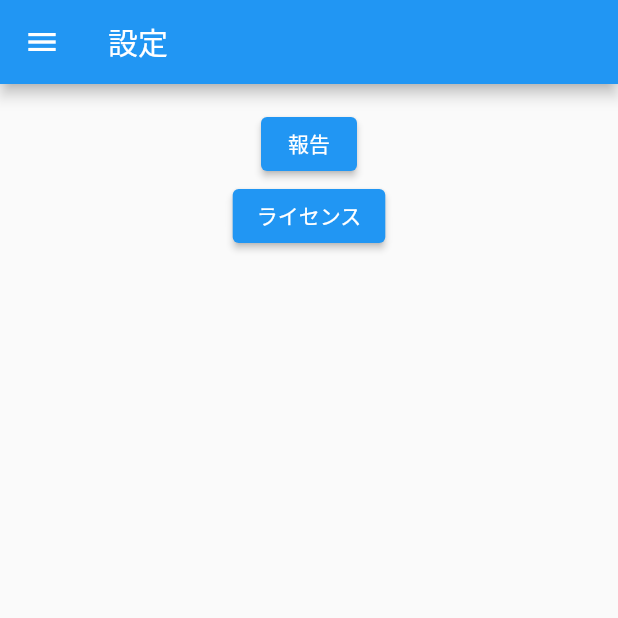
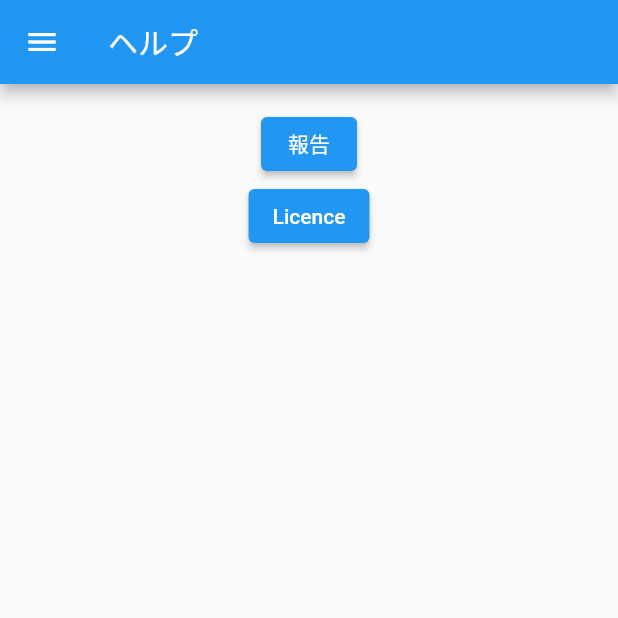
Before and after one commit to fa0311/vrc_manager, a Flutter app: the VRChatMobileHelp screen opened directly, on a phone screen of 412 x 824 dp, the top half of it. Run offline on Flutter 3.47's test engine with Material 2 defaults, Android fonts, the phone set to English and light mode, and no system bars; our stand-ins replace flutter_secure_storage, package_info_plus; accounts and stored records are empty.

Commit message:
add プライベートワールド

```diff
--- a/lib/scenes/help.dart
+++ b/lib/scenes/help.dart
@@ -15,7 +15,7 @@ class _HelpPageState extends State<VRChatMobileHelp> {
   Widget build(BuildContext context) {
     return Scaffold(
       appBar: AppBar(
-        title: const Text('設定'),
+        title: const Text('ヘルプ'),
       ),
       drawer: drawr(context),
       body: Padding(
@@ -37,7 +37,7 @@ class _HelpPageState extends State<VRChatMobileHelp> {
                 },
               ),
               ElevatedButton(
-                child: const Text('ライセンス'),
+                child: const Text('Licence'),
                 onPressed: () {
                   Navigator.pushAndRemoveUntil(
                       context,
--- a/lib/widgets/users.dart
+++ b/lib/widgets/users.dart
@@ -59,6 +59,7 @@ class Users {
                 Text(user["statusDescription"], style: const TextStyle(fontSize: 14)),
                 if (!["", "private", "offline"].contains(user["location"]) && locationMap.containsKey(user["location"].split(":")[0]))
                   Text(locationMap[user["location"].split(":")[0]]["name"], style: const TextStyle(fontSize: 14)),
+                if (user["location"] == "private") const Text("プライベートワールド", style: TextStyle(fontSize: 14)),
               ])),
             ],
           )));
```
Also changed, not shown: lib/scenes/home.dart (+6 -1 lines), lib/scenes/user.dart (+6 -1 lines), lib/widgets/world.dart (+21 -0 lines).
